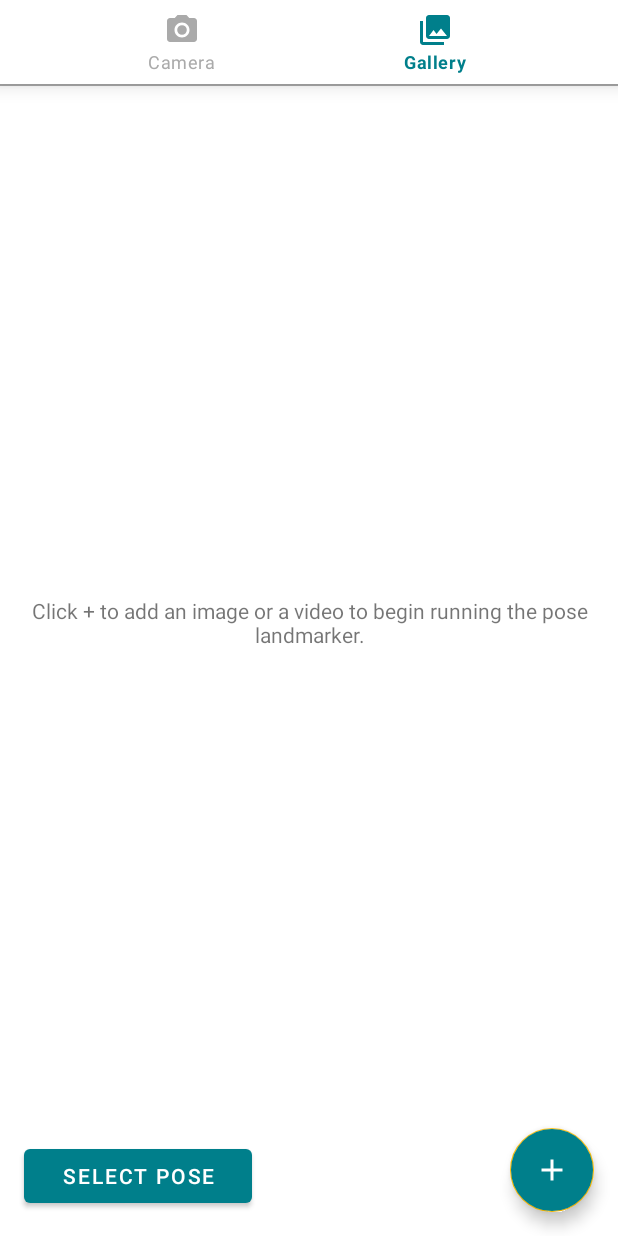
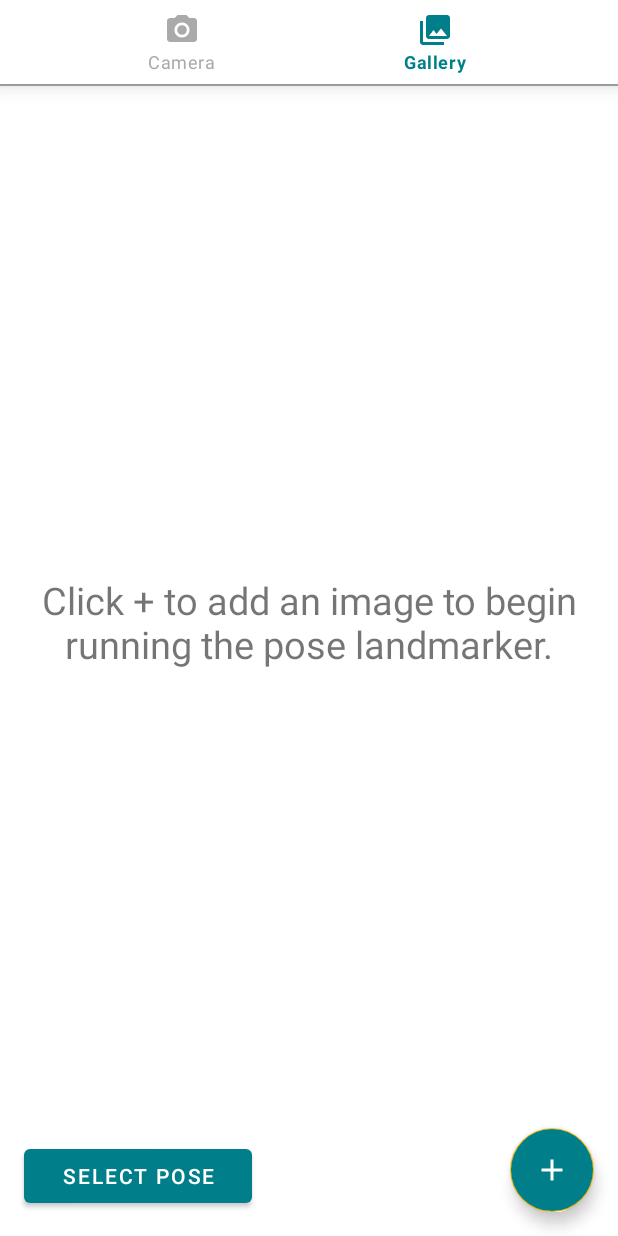
Before and after one commit to drgrico/MyYogaCoach, an Android app: the GalleryFragment screen opened through its navigation route, on a phone screen of 412 x 824 dp. Run offline under Robolectric (Android 15) with nearby library versions, the phone set to English and light mode, and no system bars; libraries missing offline, so code that uses them is left out: androidx.camera.core, androidx.camera.lifecycle; 7 statements that could not run were skipped.

Commit message:
Submitted version

```diff
--- a/app/src/main/res/layout/fragment_gallery.xml
+++ b/app/src/main/res/layout/fragment_gallery.xml
@@ -45,7 +45,8 @@
             android:layout_height="match_parent"
             android:gravity="center"
             android:text="@string/tv_gallery_placeholder"
-            app:layout_constraintTop_toTopOf="parent" />
+            app:layout_constraintTop_toTopOf="parent"
+            android:textSize="25sp"/>
 
         <RelativeLayout
             android:id="@+id/relativeLayout"
--- a/app/src/main/res/values/strings.xml
+++ b/app/src/main/res/values/strings.xml
@@ -30,8 +30,7 @@
         threshold of pose detect results button</string>
     <string name="menu_camera">Camera</string>
     <string name="menu_gallery">Gallery</string>
-    <string name="tv_gallery_placeholder">Click + to add an image or a video
-        to begin running the pose landmarker.</string>
+    <string name="tv_gallery_placeholder">Click + to add an image to begin running the pose landmarker.</string>
 
     <string name="label_inference_time">Inference Time</string>
     <string name="label_fps">Frames per Second</string>
```
